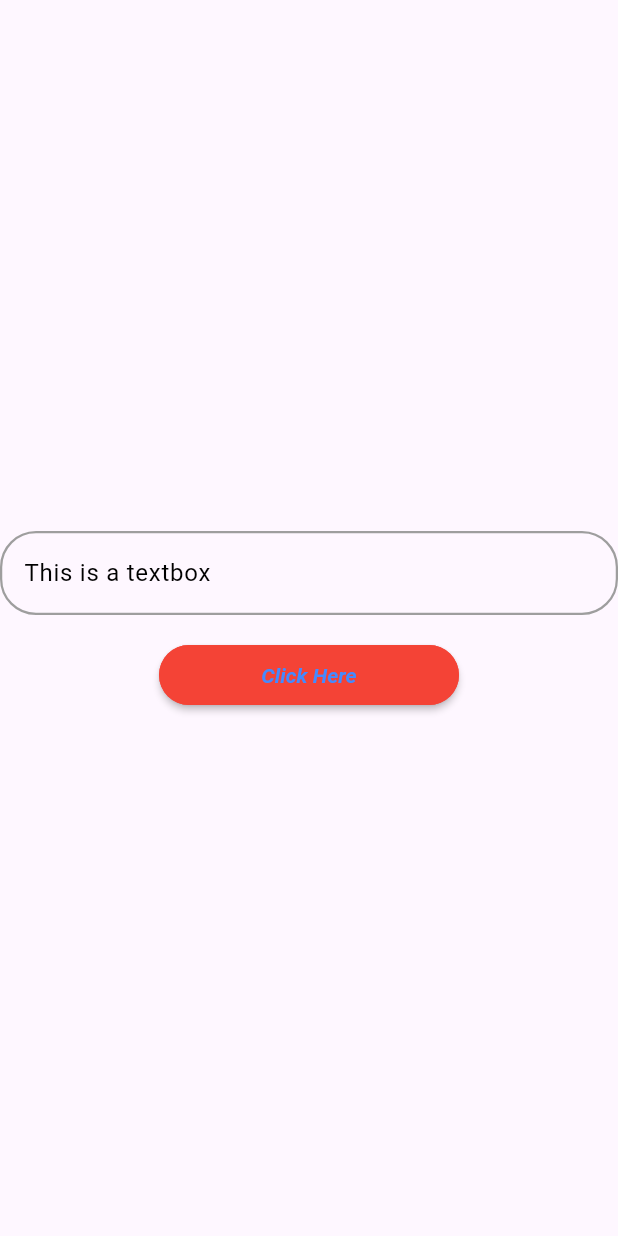
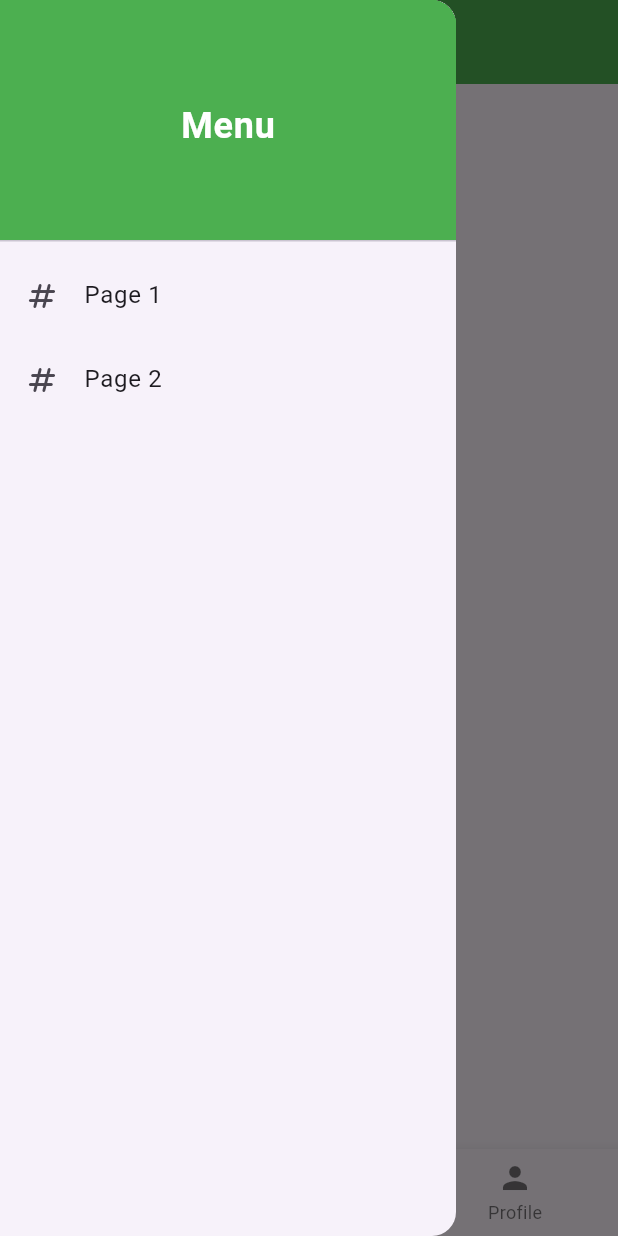
Before and after one commit to RajanithBandara/nsbm_student_academic_tracker, a Flutter app: the screen it shows after launch, with the side drawer open (before the commit the screen has no drawer), on a phone screen of 412 x 824 dp. Run offline on Flutter 3.47's test engine with Material 3 defaults, Android fonts, the light colour scheme and no system bars; our stand-ins replace firebase_core; accounts and stored records are empty.

Commit message:
home structure added

```diff
--- a/lib/main.dart
+++ b/lib/main.dart
@@ -3,6 +3,7 @@ import 'package:flutter/material.dart';
 import 'package:nsbm_student_academic_tracker/firebase_options.dart';
 import 'package:nsbm_student_academic_tracker/pages/componenttest.dart';
 import 'package:nsbm_student_academic_tracker/pages/helloworld.dart';
+import 'package:nsbm_student_academic_tracker/pages/homescreen.dart';
 
 void main() async{
   WidgetsFlutterBinding.ensureInitialized();
@@ -20,7 +21,7 @@ class MyApp extends StatelessWidget {
     return MaterialApp(
       debugShowCheckedModeBanner:false,
       title: 'NSBM Student Academic Tracker',
-      home: const ComponentTest(),
+      home: const HomeScreen(),
     );
   }
 }
--- /dev/null
+++ b/lib/pages/homescreen.dart
@@ -0,0 +1,98 @@
+import 'package:flutter/material.dart';
+
+class HomeScreen extends StatefulWidget {
+  const HomeScreen({super.key});
+
+  @override
+  State<HomeScreen> createState() => _HomeScreen();
+}
+
+class _HomeScreen extends State<HomeScreen> {
+  int _selectedIndex = 0;
+
+  // List of widgets for different pages
+  static const List<Widget> _pages = <Widget>[
+    Center(child: Text("Home Page", style: TextStyle(fontSize: 18))),
+    Center(child: Text("Search Page", style: TextStyle(fontSize: 18))),
+    Center(child: Text("Profile Page", style: TextStyle(fontSize: 18))),
+  ];
+
+  void _onItemTapped(int index) {
+    setState(() {
+      _selectedIndex = index;
+    });
+  }
+
+  @override
+  Widget build(BuildContext context) {
+    return Scaffold(
+      appBar: AppBar(
+        title: const Text(
+          "Welcome",
+          style: TextStyle(
+            color: Colors.white,
+            fontWeight: FontWeight.bold,
+          ),
+        ),
+        centerTitle: true,
+        backgroundColor: Colors.green,
+      ),
+      drawer: Drawer(
+        child: ListView(
+          padding: EdgeInsets.zero,
+          children: [
+            DrawerHeader(
+              decoration: const BoxDecoration(
+                color: Colors.green,
+              ),
+              child: const Center(
+                child: Text(
+                  "Menu",
+                  style: TextStyle(
+                    color: Colors.white,
+                    fontSize: 24,
+                    fontWeight: FontWeight.bold,
+                  ),
+                ),
+              ),
+            ),
+            ListTile(
+              leading: const Icon(Icons.numbers_rounded),
+              title: const Text("Page 1"),
+              onTap: () {
+                Navigator.pop(context);
+              },
+            ),
+            ListTile(
+              leading: const Icon(Icons.numbers_rounded),
+              title: const Text("Page 2"),
+              onTap: () {
+                Navigator.pop(context);
+              },
+            ),
+          ],
+        ),
+      ),
+      body: _pages.elementAt(_selectedIndex),
+      bottomNavigationBar: BottomNavigationBar(
+        currentIndex: _selectedIndex,
+        selectedItemColor: Colors.green,
+        onTap: _onItemTapped,
+        items: const [
+          BottomNavigationBarItem(
+            icon: Icon(Icons.home),
+            label: "Home",
+          ),
+          BottomNavigationBarItem(
+            icon: Icon(Icons.search),
+            label: "Search",
+          ),
+          BottomNavigationBarItem(
+            icon: Icon(Icons.person),
+            label: "Profile",
+          ),
+        ],
+      ),
+    );
+  }
+}
```
